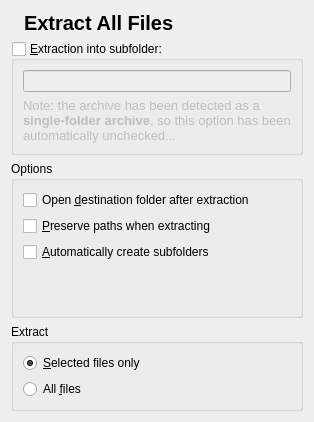
Above: kerfuffle/extractiondialog.ui from KDE/ark before the change. Below: the same form after it.
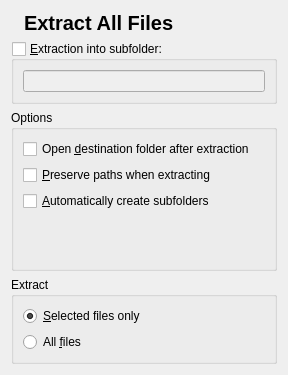
That is the form after the change. Icons and pictures are not drawn. Custom widgets are drawn as their Qt base class.

Commit message: Remove the single folder notice label. Since it had wordWrap set to true, it was breaking the layout and allowing the widget to be resized to (0,0). BUG: 193868

Diff of the .ui file:
```diff
--- a/kerfuffle/extractiondialog.ui
+++ b/kerfuffle/extractiondialog.ui
@@ -1,13 +1,13 @@
 <ui version="4.0" >
  <author>Henrique Pinto &lt;henrique.pinto@kdemail.net></author>
  <class>ExtractionDialog</class>
- <widget class="QWidget" name="ExtractionDialog" >
-  <property name="geometry" >
+ <widget class="QWidget" name="ExtractionDialog">
+  <property name="geometry">
    <rect>
     <x>0</x>
     <y>0</y>
-    <width>314</width>
-    <height>422</height>
+    <width>288</width>
+    <height>375</height>
    </rect>
   </property>
   <property name="sizePolicy" >
@@ -92,21 +92,7 @@
           <verstretch>0</verstretch>
          </sizepolicy>
         </property>
-        <property name="showClearButton" stdset="0" >
-         <bool>true</bool>
-        </property>
-       </widget>
-      </item>
-      <item>
-       <widget class="QLabel" name="singleFolder" >
-        <property name="text" >
-         <string>&lt;!DOCTYPE HTML PUBLIC "-//W3C//DTD HTML 4.0//EN" "http://www.w3.org/TR/REC-html40/strict.dtd">
-&lt;html>&lt;head>&lt;meta name="qrichtext" content="1" />&lt;style type="text/css">
-p, li { white-space: pre-wrap; }
-&lt;/style>&lt;/head>&lt;body style=" font-family:'Bitstream Vera Sans'; font-size:10pt; font-weight:400; font-style:normal;">
-&lt;p style=" margin-top:0px; margin-bottom:0px; margin-left:0px; margin-right:0px; -qt-block-indent:0; text-indent:0px;">Note: the archive has been detected as a &lt;span style=" font-weight:600;">single-folder archive&lt;/span>, so this option has been automatically unchecked...&lt;/p>&lt;/body>&lt;/html></string>
-        </property>
-        <property name="wordWrap" >
+        <property name="showClearButton" stdset="0">
          <bool>true</bool>
         </property>
        </widget>
@@ -125,10 +111,43 @@
      <property name="title" >
       <string>Options</string>
      </property>
-     <layout class="QGridLayout" name="gridLayout" >
-      <item row="5" column="0" >
-       <spacer name="verticalSpacer" >
-        <property name="orientation" >
+     <layout class="QGridLayout" name="gridLayout">
+      <item row="2" column="0">
+       <widget class="QCheckBox" name="openFolderCheckBox">
+        <property name="sizePolicy">
+         <sizepolicy hsizetype="Minimum" vsizetype="Fixed">
+          <horstretch>0</horstretch>
+          <verstretch>0</verstretch>
+         </sizepolicy>
+        </property>
+        <property name="text">
+         <string>Open &amp;destination folder after extraction</string>
+        </property>
+       </widget>
+      </item>
+      <item row="3" column="0">
+       <widget class="QCheckBox" name="preservePaths">
+        <property name="sizePolicy">
+         <sizepolicy hsizetype="Minimum" vsizetype="Fixed">
+          <horstretch>0</horstretch>
+          <verstretch>0</verstretch>
+         </sizepolicy>
+        </property>
+        <property name="text">
+         <string>&amp;Preserve paths when extracting</string>
+        </property>
+       </widget>
+      </item>
+      <item row="4" column="0">
+       <widget class="QCheckBox" name="autoSubfolders">
+        <property name="text">
+         <string>&amp;Automatically create subfolders</string>
+        </property>
+       </widget>
+      </item>
+      <item row="5" column="0">
+       <spacer name="verticalSpacer">
+        <property name="orientation">
          <enum>Qt::Vertical</enum>
         </property>
         <property name="sizeHint" stdset="0" >
@@ -139,39 +158,6 @@
         </property>
        </spacer>
       </item>
-      <item row="2" column="0" >
-       <widget class="QCheckBox" name="openFolderCheckBox" >
-        <property name="sizePolicy" >
-         <sizepolicy vsizetype="Fixed" hsizetype="Expanding" >
-          <horstretch>0</horstretch>
-          <verstretch>0</verstretch>
-         </sizepolicy>
-        </property>
-        <property name="text" >
-         <string>Open &amp;destination folder after extraction</string>
-        </property>
-       </widget>
-      </item>
-      <item row="3" column="0" >
-       <widget class="QCheckBox" name="preservePaths" >
-        <property name="sizePolicy" >
-         <sizepolicy vsizetype="Fixed" hsizetype="Expanding" >
-          <horstretch>0</horstretch>
-          <verstretch>0</verstretch>
-         </sizepolicy>
-        </property>
-        <property name="text" >
-         <string>&amp;Preserve paths when extracting</string>
-        </property>
-       </widget>
-      </item>
-      <item row="4" column="0" >
-       <widget class="QCheckBox" name="autoSubfolders" >
-        <property name="text" >
-         <string>&amp;Automatically create subfolders</string>
-        </property>
-       </widget>
-      </item>
      </layout>
     </widget>
    </item>
```
Left out of the diff: 99 changed lines with no effect on the pictures. The commit also changes 1 other file.
